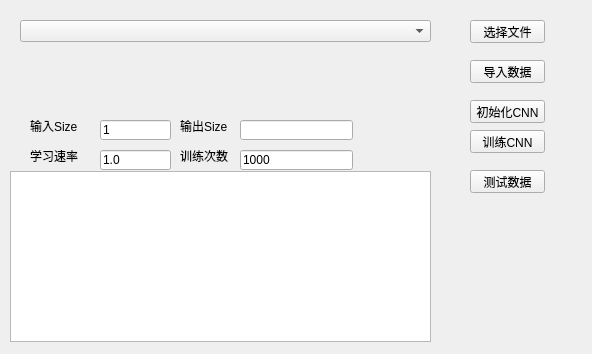
wzonline1982/QTcode, file 10/CNN/widget.ui: the form before one commit.
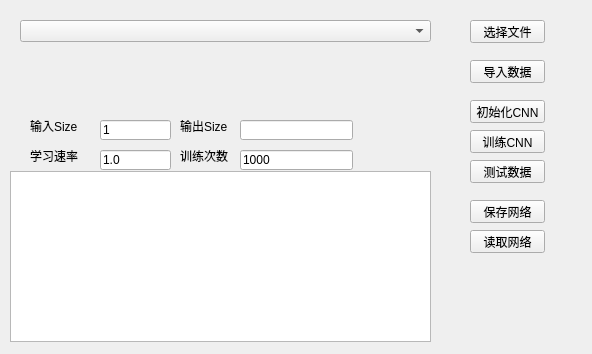
The form after the commit.

```diff
--- a/10/CNN/widget.ui
+++ b/10/CNN/widget.ui
@@ -190,7 +190,7 @@
    <property name="geometry">
     <rect>
      <x>470</x>
-     <y>170</y>
+     <y>160</y>
      <width>75</width>
      <height>23</height>
     </rect>
@@ -199,6 +199,32 @@
     <string>测试数据</string>
    </property>
   </widget>
+  <widget class="QPushButton" name="pushButton_6">
+   <property name="geometry">
+    <rect>
+     <x>470</x>
+     <y>200</y>
+     <width>75</width>
+     <height>23</height>
+    </rect>
+   </property>
+   <property name="text">
+    <string>保存网络</string>
+   </property>
+  </widget>
+  <widget class="QPushButton" name="pushButton_7">
+   <property name="geometry">
+    <rect>
+     <x>470</x>
+     <y>230</y>
+     <width>75</width>
+     <height>23</height>
+    </rect>
+   </property>
+   <property name="text">
+    <string>读取网络</string>
+   </property>
+  </widget>
  </widget>
  <layoutdefault spacing="6" margin="11"/>
  <resources/>
```
